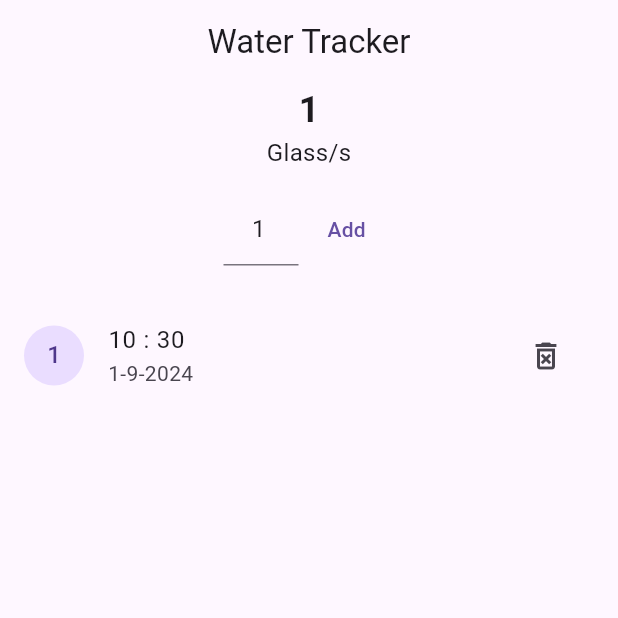
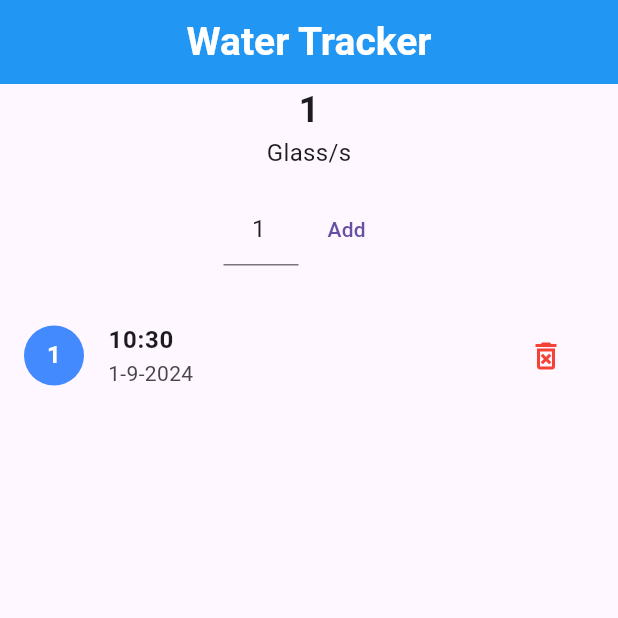
Before and after one commit to SilverShadow123/Water_Tracking_App, a Flutter app: the screen it shows after launch, after a tap on "Add", on a phone screen of 412 x 824 dp, the top half of it. Run offline on Flutter 3.47's test engine with Material 3 defaults, Android fonts, the phone set to English and light mode, and no system bars.

Commit message:
Updating UI and Functionality

```diff
--- a/lib/home_screen.dart
+++ b/lib/home_screen.dart
@@ -18,12 +18,14 @@ class _home_screenState extends State<home_screen> {
   Widget build(BuildContext context) {
     return Scaffold(
       appBar: AppBar(
-        title: const Text('Water Tracker'),
+        title: const Text('Water Tracker',style: TextStyle(fontSize: 26,fontWeight: FontWeight.bold,color: Colors.white),),
         centerTitle: true,
+        backgroundColor: Colors.blue,
       ),
       body: Column(
         crossAxisAlignment: CrossAxisAlignment.center,
         children: [
+
           waterheader(),
           Expanded(
               child: viewList()),
@@ -47,9 +49,10 @@ class _home_screenState extends State<home_screen> {
   ListTile _waterTrackListTile(int index) {
     WaterTrack waterTrack = waterTrackList[index];
     return ListTile(
-                  title: Text('${waterTrack.dateTime.hour} : ${waterTrack.dateTime.minute}'),
-                  subtitle: Text('${waterTrack.dateTime.day}-${waterTrack.dateTime.month}-${waterTrack.dateTime.year}'),
-                  leading: CircleAvatar(child: Text('${waterTrack.noOfGlass}')),
+      iconColor: Colors.red,
+                  title: Text('${waterTrack.dateTime.hour}:${waterTrack.dateTime.minute}',style: TextStyle(fontWeight: FontWeight.bold),),
+                  subtitle: Text('${waterTrack.dateTime.day}-${waterTrack.dateTime.month}-${waterTrack.dateTime.year}',),
+                  leading: CircleAvatar(backgroundColor: Colors.blueAccent, child: Text('${waterTrack.noOfGlass}',style: TextStyle(fontWeight: FontWeight.bold,color: Colors.white),)),
                   trailing: IconButton(
                       onPressed: ()=>_deteleSingleBar(index),
                       icon: const Icon(Icons.delete_forever_outlined)),
@@ -59,6 +62,7 @@ class _home_screenState extends State<home_screen> {
   Widget waterheader() {
     return Column(
           children: [
+
             Text(
               totalGlass().toString(),
               style: const TextStyle(fontSize: 24, fontWeight: FontWeight.bold),
```
